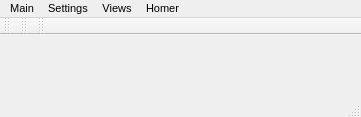
This is Homer/forms/MainWindow.ui in Homer-Conferencing/Homer-Conferencing as Qt 5 draws it before an edit. The edited form follows.
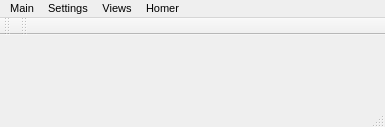
This is the edited form. Icons and pictures are not drawn.

What changed in the file:
```diff
--- a/Homer/forms/MainWindow.ui
+++ b/Homer/forms/MainWindow.ui
@@ -9,8 +9,8 @@
    <rect>
     <x>0</x>
     <y>0</y>
-    <width>361</width>
-    <height>117</height>
+    <width>385</width>
+    <height>127</height>
    </rect>
   </property>
   <property name="sizePolicy">
@@ -48,8 +48,8 @@
     <rect>
      <x>0</x>
      <y>0</y>
-     <width>361</width>
-     <height>23</height>
+     <width>385</width>
+     <height>21</height>
     </rect>
    </property>
    <widget class="QMenu" name="mMenuSettings">
@@ -186,17 +186,6 @@
     <bool>false</bool>
    </attribute>
   </widget>
-  <widget class="QToolBar" name="mServerConnectionToolBar">
-   <property name="windowTitle">
-    <string>Server connection</string>
-   </property>
-   <attribute name="toolBarArea">
-    <enum>TopToolBarArea</enum>
-   </attribute>
-   <attribute name="toolBarBreak">
-    <bool>false</bool>
-   </attribute>
-  </widget>
   <action name="mActionAddParticipant">
    <property name="icon">
     <iconset>
```
Left out of the diff: 15 changed lines with no effect on the pictures.
